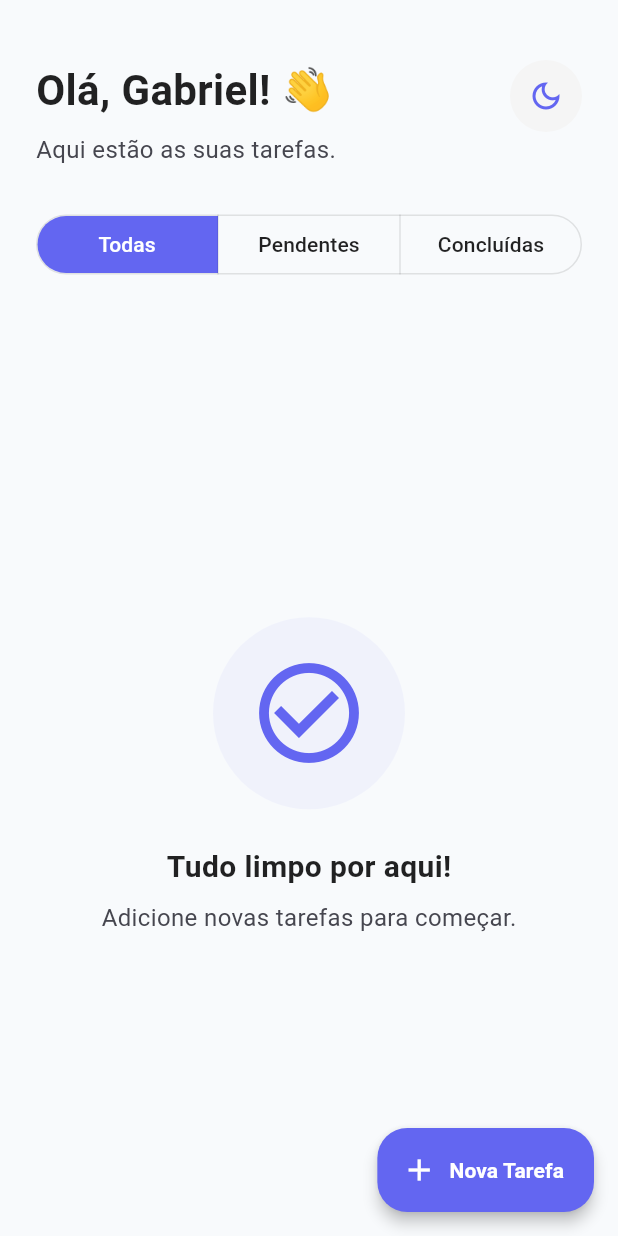
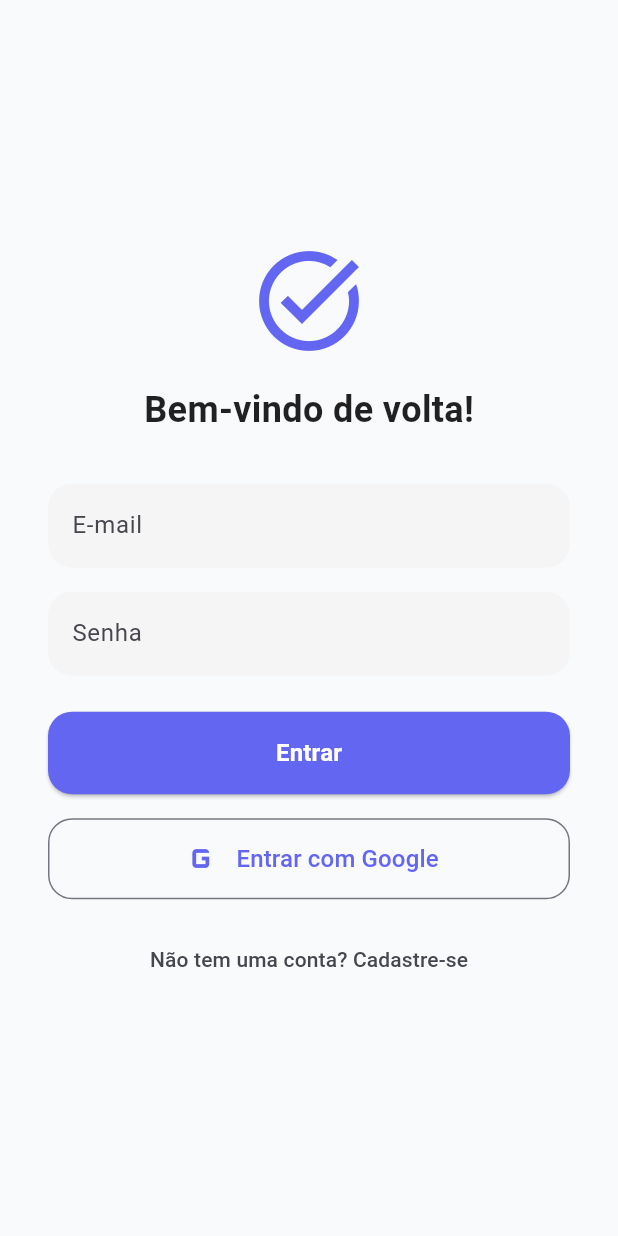
Before and after one commit to Gpontes15/todo-firebase-flutter, a Flutter app: the screen it shows after launch, on a phone screen of 412 x 824 dp. Run offline on Flutter 3.47's test engine with Material 3 defaults, Android fonts, the phone set to English and light mode, and no system bars; our stand-ins replace cloud_firestore, firebase_auth, firebase_core, flutter_local_notifications, google_sign_in, timezone; accounts and stored records are empty.

Commit message:
tela de login

```diff
--- /dev/null
+++ b/lib/login_screen.dart
@@ -0,0 +1,173 @@
+import 'package:flutter/material.dart';
+import 'package:firebase_auth/firebase_auth.dart';
+import 'package:google_sign_in/google_sign_in.dart';
+
+class LoginScreen extends StatefulWidget {
+  const LoginScreen({super.key});
+
+  @override
+  State<LoginScreen> createState() => _LoginScreenState();
+}
+
+class _LoginScreenState extends State<LoginScreen> {
+  final _emailController = TextEditingController();
+  final _senhaController = TextEditingController();
+  bool _isLoading = false;
+  bool _isLogin = true;
+
+  // Variável inteligente para garantir que o Google inicialize apenas uma vez
+  static bool _googleInicializado = false;
+
+  Future<void> _autenticarEmailSenha() async {
+    setState(() => _isLoading = true);
+    try {
+      if (_isLogin) {
+        await FirebaseAuth.instance.signInWithEmailAndPassword(
+          email: _emailController.text.trim(),
+          password: _senhaController.text.trim(),
+        );
+      } else {
+        await FirebaseAuth.instance.createUserWithEmailAndPassword(
+          email: _emailController.text.trim(),
+          password: _senhaController.text.trim(),
+        );
+      }
+    } on FirebaseAuthException catch (e) {
+      if (mounted) {
+        ScaffoldMessenger.of(context).showSnackBar(
+          SnackBar(content: Text(e.message ?? 'Erro na autenticação'), backgroundColor: Colors.red.shade400),
+        );
+      }
+    } finally {
+      if (mounted) setState(() => _isLoading = false);
+    }
+  }
+
+  // --- MÁGICA DO GOOGLE SIGN-IN (ATUALIZADA PARA V7.0+) ---
+  Future<void> _entrarComGoogle() async {
+    setState(() => _isLoading = true);
+    try {
+      // 1. O novo padrão exige usar a instância global (Singleton)
+      final googleSignIn = GoogleSignIn.instance;
+
+      // 2. A versão 7 exige uma inicialização obrigatória antes de tudo
+      if (!_googleInicializado) {
+        await googleSignIn.initialize();
+        _googleInicializado = true;
+      }
+
+      // 3. O antigo signIn() agora se chama authenticate()
+      final GoogleSignInAccount? googleUser = await googleSignIn.authenticate();
+
+      // Se o usuário fechar o pop-up sem escolher conta, paramos aqui
+      if (googleUser == null) {
+        setState(() => _isLoading = false);
+        return;
+      }
+
+      // 4. Passo 1 de Segurança: Identidade (Obtém o idToken)
+      final GoogleSignInAuthentication googleAuth = await googleUser.authentication;
+
+      // 5. Passo 2 de Segurança: Permissões (Obtém o accessToken explicitamente)
+      final clientAuth = await googleUser.authorizationClient.authorizeScopes(['email']);
+
+      // 6. Cria a credencial do Firebase com os dois tokens recuperados
+      final OAuthCredential credential = GoogleAuthProvider.credential(
+        idToken: googleAuth.idToken,
+        accessToken: clientAuth.accessToken,
+      );
+
+      // 7. Loga no Firebase com essa credencial
+      await FirebaseAuth.instance.signInWithCredential(credential);
+
+    } catch (e) {
+      if (mounted) {
+        ScaffoldMessenger.of(context).showSnackBar(
+          SnackBar(content: Text('Erro ao logar com Google: $e'), backgroundColor: Colors.red.shade400),
+        );
+      }
+    } finally {
+      if (mounted) setState(() => _isLoading = false);
+    }
+  }
+
+  @override
+  Widget build(BuildContext context) {
+    final color = Theme.of(context).colorScheme;
+
+    return Scaffold(
+      body: Center(
+        child: SingleChildScrollView(
+          padding: const EdgeInsets.all(32),
+          child: Column(
+            mainAxisAlignment: MainAxisAlignment.center,
+            children: [
+              Icon(Icons.task_alt, size: 80, color: color.primary),
+              const SizedBox(height: 16),
+              Text(
+                _isLogin ? 'Bem-vindo de volta!' : 'Crie sua conta',
+                style: const TextStyle(fontSize: 24, fontWeight: FontWeight.bold),
+              ),
+              const SizedBox(height: 32),
+              TextField(
+                controller: _emailController,
+                decoration: InputDecoration(
+                  labelText: 'E-mail',
+                  filled: true,
+                  border: OutlineInputBorder(borderRadius: BorderRadius.circular(16), borderSide: BorderSide.none),
+                ),
+              ),
+              const SizedBox(height: 16),
+              TextField(
+                controller: _senhaController,
+                obscureText: true,
+                decoration: InputDecoration(
+                  labelText: 'Senha',
+                  filled: true,
+                  border: OutlineInputBorder(borderRadius: BorderRadius.circular(16), borderSide: BorderSide.none),
+                ),
+              ),
+              const SizedBox(height: 24),
+              if (_isLoading)
+                const CircularProgressIndicator()
+              else
+                Column(
+                  crossAxisAlignment: CrossAxisAlignment.stretch,
+                  children: [
+                    ElevatedButton(
+                      onPressed: _autenticarEmailSenha,
+                      style: ElevatedButton.styleFrom(
+                        backgroundColor: color.primary,
+                        foregroundColor: color.onPrimary,
+                        padding: const EdgeInsets.symmetric(vertical: 16),
+                        shape: RoundedRectangleBorder(borderRadius: BorderRadius.circular(16)),
+                      ),
+                      child: Text(_isLogin ? 'Entrar' : 'Cadastrar', style: const TextStyle(fontWeight: FontWeight.bold, fontSize: 16)),
+                    ),
+                    const SizedBox(height: 16),
+                    OutlinedButton.icon(
+                      icon: const Icon(Icons.g_mobiledata, size: 30),
+                      label: const Text('Entrar com Google', style: TextStyle(fontSize: 16)),
+                      style: OutlinedButton.styleFrom(
+                        padding: const EdgeInsets.symmetric(vertical: 12),
+                        shape: RoundedRectangleBorder(borderRadius: BorderRadius.circular(16)),
+                      ),
+                      onPressed: _entrarComGoogle,
+                    ),
+                  ],
+                ),
+              const SizedBox(height: 16),
+              TextButton(
+                onPressed: () => setState(() => _isLogin = !_isLogin),
+                child: Text(
+                  _isLogin ? 'Não tem uma conta? Cadastre-se' : 'Já tem conta? Entre aqui',
+                  style: TextStyle(color: color.onSurfaceVariant),
+                ),
+              ),
+            ],
+          ),
+        ),
+      ),
+    );
+  }
+}
--- a/lib/main.dart
+++ b/lib/main.dart
@@ -2,9 +2,11 @@ import 'package:flutter/material.dart';
 import 'package:firebase_core/firebase_core.dart';
 import 'firebase_options.dart';
 import 'package:cloud_firestore/cloud_firestore.dart';
+import 'package:firebase_auth/firebase_auth.dart'; // <-- IMPORT NECESSÁRIO PARA VERIFICAR O LOGIN
 import 'tarefa_item.dart';
 import 'tarefa_service.dart';
 import 'notificacao_service.dart';
+import 'login_screen.dart';
 
 void main() async {
   WidgetsFlutterBinding.ensureInitialized();
@@ -62,7 +64,21 @@ class MyApp extends StatelessWidget {
             fontFamily: 'Roboto',
           ),
 
-          home: const TodoListScreen(),
+          // --- O PORTÃO DE ENTRADA DO APLICATIVO ---
+          home: StreamBuilder<User?>(
+            stream: FirebaseAuth.instance.authStateChanges(),
+            builder: (context, snapshot) {
+              if (snapshot.connectionState == ConnectionState.waiting) {
+                return const Scaffold(body: Center(child: CircularProgressIndicator()));
+              }
+              // Se tiver dados (usuário logado), vai para a tela de tarefas
+              if (snapshot.hasData) {
+                return const TodoListScreen();
+              }
+              // Se não, vai para o login
+              return const LoginScreen();
+            },
+          ),
         );
       }
     );
@@ -122,7 +138,6 @@ class _TodoListScreenState extends State<TodoListScreen> {
                     left: 24,
                     right: 24,
                     bottom: MediaQuery.of(ctx).viewInsets.bottom + 24),
-                // --- CORREÇÃO DO OVERFLOW (A FITA ZEBRADA) ---
                 child: SingleChildScrollView(
                   child: Column(
                     mainAxisSize: MainAxisSize.min,
@@ -178,7 +193,7 @@ class _TodoListScreenState extends State<TodoListScreen> {
                           children: [
                             SwitchListTile(
                               title: const Text('Dia todo', style: TextStyle(fontWeight: FontWeight.w500)),
-                              subtitle: Text('Avisa no dia anterior às 09:00', style: TextStyle(fontSize: 12)),
+                              subtitle: const Text('Avisa no dia anterior às 09:00', style: TextStyle(fontSize: 12)),
                               value: diaTodo,
                               activeColor: Theme.of(context).colorScheme.primary,
                               onChanged: (bool valor) {
@@ -359,7 +374,6 @@ class _TodoListScreenState extends State<TodoListScreen> {
                           if (context.mounted) {
                             Navigator.of(context).pop();
 
-                            // --- FEEDBACK VISUAL DE SUCESSO AQUI ---
                             ScaffoldMessenger.of(context).showSnackBar(
                               SnackBar(
                                 content: Row(
@@ -369,7 +383,7 @@ class _TodoListScreenState extends State<TodoListScreen> {
                                     Text(documentoAtual != null ? 'Tarefa atualizada!' : 'Tarefa criada com sucesso!'),
                                   ],
                                 ),
-                                backgroundColor: Colors.green.shade600, // Verde para indicar sucesso!
+                                backgroundColor: Colors.green.shade600,
                                 behavior: SnackBarBehavior.floating,
                                 shape: RoundedRectangleBorder(borderRadius: BorderRadius.circular(12)),
                                 margin: const EdgeInsets.only(bottom: 20, left: 20, right: 20),
@@ -493,6 +507,11 @@ class _TodoListScreenState extends State<TodoListScreen> {
     return false;
   }
 
+  // --- Função para deslogar do app ---
+  Future<void> _fazerLogout() async {
+    await FirebaseAuth.instance.signOut();
+  }
+
   @override
   Widget build(BuildContext context) {
     return Scaffold(
@@ -521,6 +540,8 @@ class _TodoListScreenState extends State<TodoListScreen> {
                     ],
                   ),
 
+                  Row(
+                    children: [
                       Container(
                         decoration: BoxDecoration(
                           color: Theme.of(context).colorScheme.surfaceContainerHighest,
@@ -542,6 +563,20 @@ class _TodoListScreenState extends State<TodoListScreen> {
                             }
                           },
                         ),
+                      ),
+                      const SizedBox(width: 8),
+                      // Botão de Logout adicionado ao lado do botão de tema
+                      Container(
+                        decoration: BoxDecoration(
+                          color: Colors.red.shade50,
+                          shape: BoxShape.circle,
+                        ),
+                        child: IconButton(
+                          icon: Icon(Icons.logout, color: Colors.red.shade400),
+                          onPressed: _fazerLogout,
+                        ),
+                      ),
+                    ],
                   ),
                 ],
               ),
--- a/pubspec.yaml
+++ b/pubspec.yaml
@@ -38,6 +38,8 @@ dependencies:
   cloud_firestore: ^6.1.3
   flutter_local_notifications: ^21.0.0
   timezone: ^0.11.0
+  firebase_auth: ^6.3.0
+  google_sign_in: ^7.2.0
 
 dev_dependencies:
   flutter_test:
```
Also changed, not shown: lib/tarefa_service.dart (+11 -4 lines), pubspec.lock, 4 other files. Lines whose indentation alone changed are shown as unchanged.
